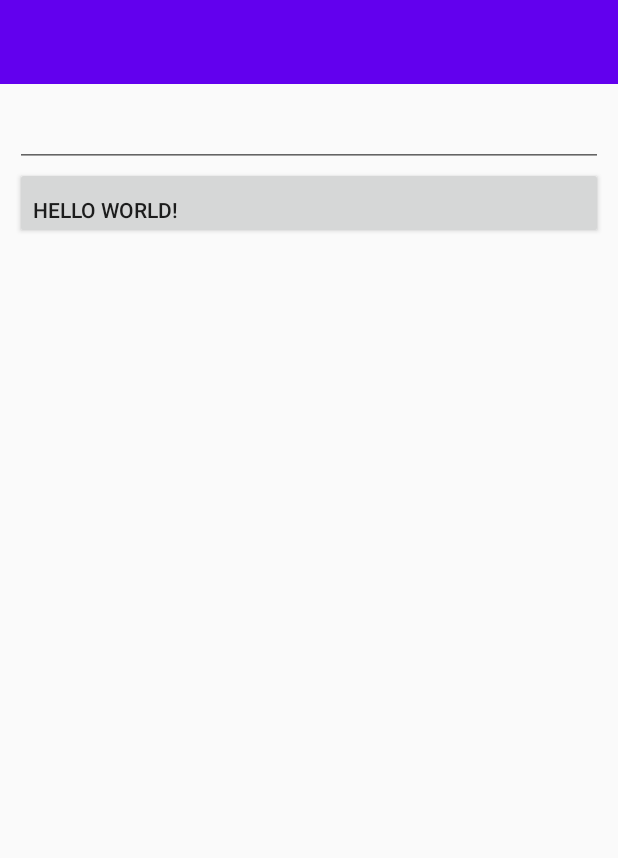
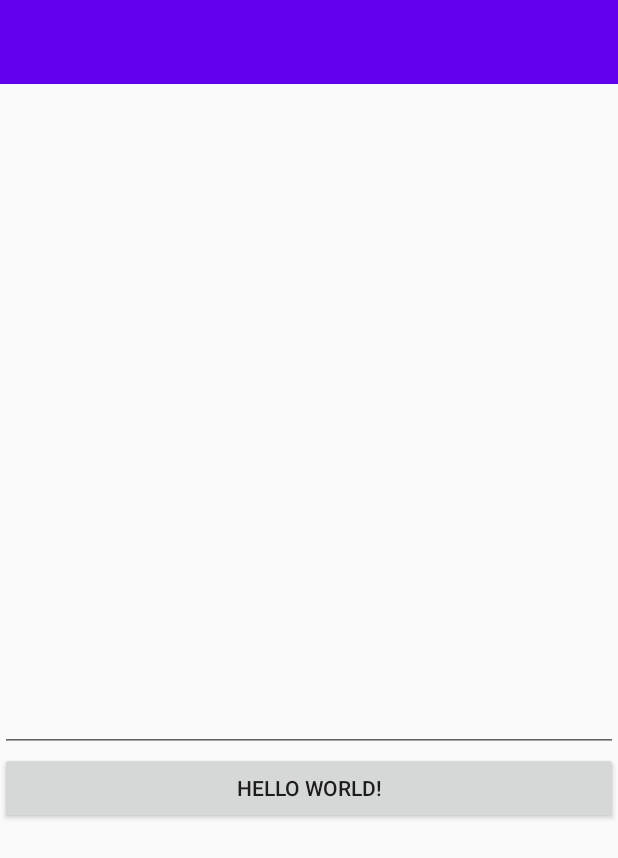
Before and after one commit to vlad20112/Messanger, an Android app: the screen it shows after launch (MainActivity), after a tap on "ВОЙТИ В ЧАТ", on a phone screen of 412 x 824 dp. Shown: the top 858 px of the screen. Run offline under Robolectric (Android 15) with nearby library versions, the phone set to English and light mode, and no system bars; our stand-ins replace Firebase (no records; nobody signed in at launch, a user with empty details on screens opened directly); 1 statement that could not run was skipped.

Commit message:
messanger have some bugs with send message

```diff
--- a/app/src/main/java/com/example/messenger/MessageAdapter.kt
+++ b/app/src/main/java/com/example/messenger/MessageAdapter.kt
@@ -6,24 +6,54 @@ import androidx.cardview.widget.CardView
 import androidx.recyclerview.widget.RecyclerView
 import kotlinx.android.synthetic.main.message_card.view.*
 
+lateinit var nameUser: String
+lateinit var ageUser: String
+lateinit var mesUser: String
+fun parseStr(a: String) {
+    val resStr = a.split('`')
+    nameUser = resStr[0]
+    ageUser = resStr[1]
+    mesUser = resStr[2]
+    }
+
 class MessageAdapter(private val mes_list: MutableList<String>,
-                     private val nameUser: String,
-                    private val ageUser: String):
+                                name: String,
+                                age: String):
         RecyclerView.Adapter<MessageAdapter.MyViewHolder>(){
+    private val mName: String = name
+    private var mAge: String = age
     class MyViewHolder(val card: CardView): RecyclerView.ViewHolder(card)
     override fun getItemCount(): Int {
         return mes_list.size
     }
 
     override fun onBindViewHolder(holder: MyViewHolder, position: Int) {
+        parseStr(mes_list[position])
         holder.card.nickname_user.text = nameUser
         holder.card.age_user.text = ageUser
-        holder.card.message_user.text = mes_list[position]
+        holder.card.message_user.text = mesUser
+        if((mName == nameUser) && (mAge == ageUser))
+        {
+            holder.card.card_background.setBackgroundResource(R.drawable.card_style_user)
+        }
+        else
+        {
+            holder.card.card_background.setBackgroundResource(R.drawable.card_style)
+        }
     }
 
     override fun onCreateViewHolder(parent: ViewGroup, viewType: Int): MyViewHolder {
         val root = LayoutInflater.from(parent.context)
             .inflate(R.layout.message_card, parent, false) as CardView
+
         return MyViewHolder(root)
     }
+
+    override fun onViewAttachedToWindow(holder: MyViewHolder) {
+        super.onViewAttachedToWindow(holder)
+    }
+
+    override fun onAttachedToRecyclerView(recyclerView: RecyclerView) {
+        super.onAttachedToRecyclerView(recyclerView)
+    }
 }
--- a/app/src/main/java/com/example/messenger/UserActivity.kt
+++ b/app/src/main/java/com/example/messenger/UserActivity.kt
@@ -7,6 +7,7 @@ import android.media.Image
 import android.os.Build
 import androidx.appcompat.app.AppCompatActivity
 import android.os.Bundle
+import android.util.Log
 import android.widget.Button
 import android.widget.EditText
 import android.widget.ImageButton
@@ -38,10 +39,11 @@ class UserActivity : AppCompatActivity() {
             val fieldThree: ImageView = findViewById<ImageView>(R.id.img_field)
             val intent: Intent = Intent(this, MainActivity::class.java)
                 .apply {
-                    action = Intent.ACTION_SEND
                     putExtra("name", fieldOne.text.toString())
                     putExtra("age",fieldTwo.text.toString())
                 }
+            Log.d("value_name",fieldOne.text.toString())
+            Log.d("value age",fieldTwo.text.toString())
 
             //передавать ИД, на который пользователь нажал
             //intent.putExtra("avatar",fieldThree.get)
--- a/app/src/main/res/drawable/card_style.xml
+++ b/app/src/main/res/drawable/card_style.xml
@@ -1,7 +1,7 @@
 <?xml version="1.0" encoding="utf-8"?>
 <shape xmlns:android="http://schemas.android.com/apk/res/android"
     android:shape="rectangle">
-    <solid android:color="#AAAAAA"/>
+    <solid android:color="#738EA1"/>
     <corners
         android:bottomLeftRadius="15dp"
         android:bottomRightRadius="15dp"
--- /dev/null
+++ b/app/src/main/res/drawable/card_style_user.xml
@@ -0,0 +1,11 @@
+<?xml version="1.0" encoding="utf-8"?>
+<shape xmlns:android="http://schemas.android.com/apk/res/android"
+    android:shape="rectangle">
+    <solid android:color="#A0B58D"/>
+    <corners
+        android:bottomLeftRadius="15dp"
+        android:bottomRightRadius="15dp"
+        android:topLeftRadius="15dp"
+        android:topRightRadius="15dp"
+        android:radius="10dp"/>
+</shape>
--- a/app/src/main/res/layout/activity_main.xml
+++ b/app/src/main/res/layout/activity_main.xml
@@ -1,20 +1,19 @@
 <?xml version="1.0" encoding="utf-8"?>
-<androidx.constraintlayout.widget.ConstraintLayout xmlns:android="http://schemas.android.com/apk/res/android"
+<LinearLayout xmlns:android="http://schemas.android.com/apk/res/android"
     xmlns:app="http://schemas.android.com/apk/res-auto"
     xmlns:tools="http://schemas.android.com/tools"
     android:layout_width="match_parent"
     android:layout_height="match_parent"
+    android:orientation="vertical"
     tools:context=".MainActivity">
-
+<ScrollView
+    android:layout_width="match_parent"
+    android:layout_height="match_parent"
+    android:orientation="vertical">
     <LinearLayout
         android:layout_width="match_parent"
         android:layout_height="match_parent"
         android:orientation="vertical">
-        <LinearLayout
-            android:layout_width="match_parent"
-            android:layout_height="wrap_content"
-
-            android:orientation="vertical">
             <androidx.appcompat.widget.Toolbar
                 android:id="@+id/chat_toolbar"
                 android:layout_width="match_parent"
@@ -27,16 +26,7 @@
                 android:id="@+id/message_list"
                 android:layout_width="match_parent"
                 android:orientation="vertical"
-                android:layout_height="wrap_content"
-                android:paddingBottom="10dp"/>
-        </LinearLayout>
-        <LinearLayout
-            android:layout_width="match_parent"
-            android:layout_marginLeft="10dp"
-            android:layout_marginRight="10dp"
-            android:layout_height="wrap_content"
-            android:gravity="bottom"
-            android:orientation="vertical">
+                android:layout_height="400dp" />
             <EditText
                 android:id="@+id/message_field"
                 android:layout_width="match_parent"
@@ -45,14 +35,11 @@
                 android:id="@+id/but"
                 android:layout_width="match_parent"
                 android:layout_height="wrap_content"
-                android:layout_marginBottom="50dp"
                 android:text="Hello World!"
-                android:gravity="bottom"
+                android:layout_gravity="bottom"
                 />
         </LinearLayout>
-
-    </LinearLayout>
+</ScrollView>
 
 
-
-</androidx.constraintlayout.widget.ConstraintLayout>
+</LinearLayout>
--- a/app/src/main/res/layout/message_card.xml
+++ b/app/src/main/res/layout/message_card.xml
@@ -1,9 +1,13 @@
 <?xml version="1.0" encoding="utf-8"?>
 <androidx.cardview.widget.CardView xmlns:android="http://schemas.android.com/apk/res/android"
-    android:layout_width="match_parent" android:layout_height="match_parent">
+    android:layout_width="match_parent" android:layout_height="wrap_content"
+>
     <LinearLayout
+        android:id="@+id/card_background"
         android:layout_width="match_parent"
         android:layout_height="wrap_content"
+        android:layout_marginTop="10dp"
+        android:layout_marginBottom="10dp"
         android:gravity="center"
         android:background="@drawable/card_style"
         android:padding="10dp"
--- a/app/src/main/res/values/colors.xml
+++ b/app/src/main/res/values/colors.xml
@@ -4,4 +4,6 @@
     <color name="colorPrimaryDark">#3700B3</color>
     <color name="colorAccent">#03DAC5</color>
     <color name ="colorWhite">#FFFFFF</color>
+    <color name="userColorMessage">#3C5C38</color>
+    <color name="otherColorMessage">#42587E</color>
 </resources>
```
